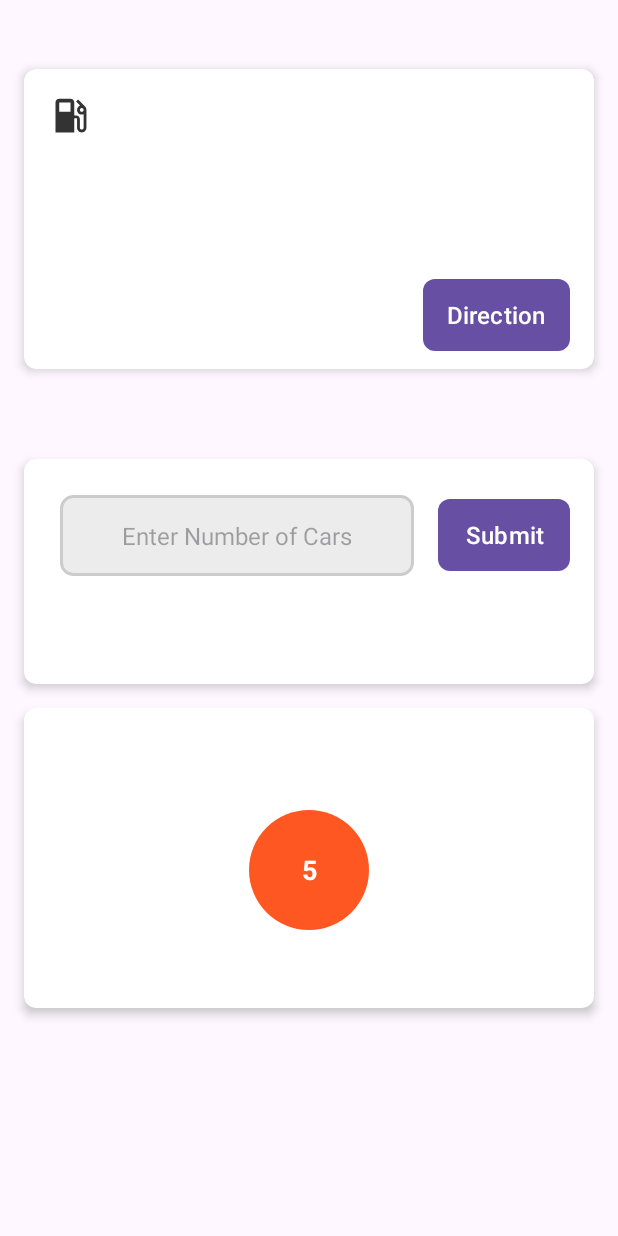
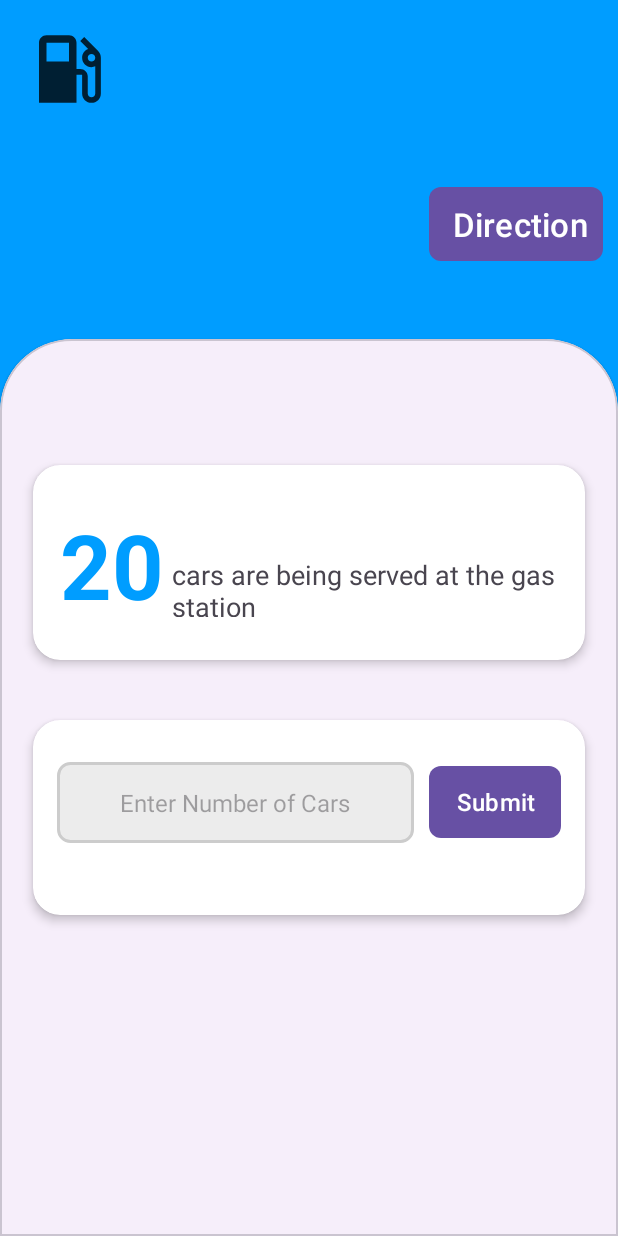
Before and after one commit to yeabb/GST, an Android app: the GasStationDetailsExpand screen opened directly, with no data from a screen before it, on a phone screen of 412 x 824 dp. Run offline under Robolectric (Android 15) with nearby library versions, the phone set to English and light mode, and no system bars; our stand-ins replace Firebase (no records; nobody signed in at launch, a user with empty details on screens opened directly); 1 statement that could not run was skipped.

Commit message:
Patched up some frontend stuff

```diff
--- a/app/src/main/java/com/example/gst/Login.kt
+++ b/app/src/main/java/com/example/gst/Login.kt
@@ -65,7 +65,7 @@ class Login : Fragment() {
 
                     }
             }else{
-                Toast.makeText(requireContext(), "Email and password cannot be empty", Toast.LENGTH_SHORT).show()
+                Toast.makeText(requireContext(), "Email and password can not be empty", Toast.LENGTH_SHORT).show()
             }
         }
 
--- a/app/src/main/java/com/example/gst/MainActivity.kt
+++ b/app/src/main/java/com/example/gst/MainActivity.kt
@@ -21,7 +21,7 @@ class MainActivity : AppCompatActivity() {
         FirebaseApp.initializeApp(this)
 
         val firebaseAuth = FirebaseAuth.getInstance()
-        firebaseAuth.signOut()
+//        firebaseAuth.signOut()
         val currentUser = firebaseAuth.currentUser
         Log.d("MainActivity", "Current User: $currentUser")
 
--- a/app/src/main/res/layout/activity_gas_station_details_expand.xml
+++ b/app/src/main/res/layout/activity_gas_station_details_expand.xml
@@ -4,44 +4,36 @@
     xmlns:tools="http://schemas.android.com/tools"
     android:layout_width="match_parent"
     android:layout_height="match_parent"
-    android:layout_marginTop="30dp"
+    android:background="@color/app_theme"
     tools:context=".GasStationDetailsExpand">
 
-    <!-- Gas Station Title and ImageView -->
-    <androidx.cardview.widget.CardView
-        android:id="@+id/cardViewTitle"
-        android:layout_width="0dp"
-        android:layout_height="200dp"
-        app:layout_constraintTop_toTopOf="parent"
-        app:layout_constraintStart_toStartOf="parent"
-        app:layout_constraintEnd_toEndOf="parent"
-        app:cardElevation="4dp"
-        app:cardCornerRadius="8dp"
-        android:layout_margin="16dp">
-
     <LinearLayout
+        android:id="@+id/linearLayout"
         android:layout_width="match_parent"
         android:layout_height="wrap_content"
         android:orientation="horizontal"
-            android:padding="16dp">
+        android:padding="16dp"
+        app:layout_constraintTop_toTopOf="parent">
 
         <!-- ImageView on the left -->
         <ImageView
             android:id="@+id/ivGasStationIcon"
-                android:layout_width="30dp"
-                android:layout_height="30dp"
-                android:src="@drawable/ic_gas"
-                android:contentDescription="Gas Station Icon"/>
+            android:layout_width="60dp"
+            android:layout_height="60dp"
+            android:contentDescription="Gas Station Icon"
+            android:src="@drawable/ic_gas" />
 
         <!-- Gas Station Name TextView -->
         <TextView
             android:id="@+id/tvStationTitle"
             android:layout_width="wrap_content"
             android:layout_height="wrap_content"
+            android:layout_marginStart="8dp"
+            android:layout_marginTop="3dp"
             android:text="Gas Station Name"
-                android:textSize="18sp"
-                android:textStyle="bold"
-                android:layout_marginStart="8dp"/>
+            android:textSize="30sp"
+            android:textColor="#FF000000"
+            android:textStyle="bold" />
 
 
     </LinearLayout>
@@ -50,61 +42,128 @@
         android:id="@+id/btToGoogleMap"
         android:layout_width="wrap_content"
         android:layout_height="wrap_content"
-            android:layout_marginBottom="12dp"
+        android:layout_gravity="end|bottom"
+        android:layout_marginEnd="10dp"
         android:background="@drawable/button_background"
         android:paddingStart="16dp"
-            android:paddingEnd="16dp"
+        android:paddingEnd="10dp"
         android:text="Direction"
         android:textColor="#FFFFFF"
-            android:textSize="16sp"
-            app:layout_constraintTop_toBottomOf="@+id/tvStationAddress"
+        android:textSize="22sp"
+        app:layout_constraintBottom_toTopOf="@+id/guideline"
         app:layout_constraintEnd_toEndOf="parent"
-            android:layout_marginTop="16dp"
-            android:layout_marginEnd="16dp"
-            android:layout_gravity="end|bottom"/>
+        app:layout_constraintTop_toBottomOf="@+id/linearLayout" />
 
+
+    <androidx.constraintlayout.widget.Guideline
+        android:id="@+id/guideline"
+        style="@style/custom_card_view_style"
+        android:layout_width="wrap_content"
+        android:layout_height="wrap_content"
+        android:orientation="horizontal"
+        app:layout_constraintGuide_percent="0.25" />
+
+    <com.google.android.material.card.MaterialCardView
+        android:id="@+id/materialCardView"
+        android:layout_width="match_parent"
+        android:layout_height="0dp"
+        android:layout_marginTop="20dp"
+        style="@style/custom_card_view_style"
+        app:layout_constraintBottom_toBottomOf="parent"
+        app:layout_constraintEnd_toEndOf="parent"
+        app:layout_constraintStart_toStartOf="parent"
+        app:layout_constraintTop_toTopOf="@+id/guideline">
+
+        <androidx.constraintlayout.widget.ConstraintLayout
+            android:id="@+id/insideConstraint"
+            android:layout_width="match_parent"
+            android:layout_height="513dp"
+            android:layout_marginStart="0dp"
+            android:layout_marginTop="20dp"
+            android:layout_marginEnd="0dp">
+
+            <androidx.cardview.widget.CardView
+                android:id="@+id/cvFirstInsideCardView"
+                android:layout_width="match_parent"
+                android:layout_height="130dp"
+                android:layout_marginStart="8dp"
+                android:layout_marginTop="50dp"
+                android:layout_marginEnd="8dp"
+                app:cardCornerRadius="18dp"
+                app:cardElevation="4dp"
+                app:layout_constraintEnd_toEndOf="@id/insideConstraint"
+                app:layout_constraintStart_toStartOf="@id/insideConstraint"
+                app:layout_constraintTop_toTopOf="@id/insideConstraint">
+
+                <LinearLayout
+                    android:id="@+id/linearLayout2"
+                    android:layout_width="match_parent"
+                    android:layout_height="wrap_content"
+                    android:orientation="horizontal"
+                    android:padding="16dp">
+
+
+                    <TextView
+                        android:id="@+id/tvCustomerCarsServed"
+                        android:layout_width="wrap_content"
+                        android:layout_height="75dp"
+                        android:layout_marginStart="2dp"
+                        android:layout_marginTop="10dp"
+                        android:gravity="center"
+                        android:text="20"
+                        android:textColor="#009dff"
+                        android:textSize="60sp"
+                        android:textStyle="bold" />
+                    <!--                        android:background="@drawable/circular_background"/>-->
+
+                    <TextView
+                        android:layout_width="wrap_content"
+                        android:layout_height="75dp"
+                        android:layout_marginStart="5dp"
+                        android:text="cars are being served at the gas station"
+                        android:textSize="18sp" />
+
+
+                </LinearLayout>
 
 
             </androidx.cardview.widget.CardView>
 
 
+            <androidx.cardview.widget.CardView
+                android:id="@+id/cvSecondInsideCardView"
+                android:layout_width="match_parent"
+                android:layout_height="130dp"
+                android:layout_marginStart="8dp"
+                android:layout_marginTop="40dp"
+                android:layout_marginEnd="8dp"
+                app:cardCornerRadius="18dp"
+                app:cardElevation="4dp"
+                app:layout_constraintEnd_toEndOf="@id/insideConstraint"
+                app:layout_constraintStart_toStartOf="@id/insideConstraint"
+                app:layout_constraintTop_toBottomOf="@+id/cvFirstInsideCardView">
 
-    <!-- User Input Section -->
-    <androidx.cardview.widget.CardView
-        android:id="@+id/cardViewUserInput"
-        android:layout_width="0dp"
-        android:layout_height="150dp"
-        app:layout_constraintTop_toBottomOf="@+id/cardViewTitle"
-        app:layout_constraintStart_toStartOf="parent"
-        app:layout_constraintEnd_toEndOf="parent"
-        app:cardElevation="4dp"
-        app:cardCornerRadius="8dp"
-        android:layout_marginTop="60dp"
-        android:layout_marginBottom="16dp"
-        android:layout_marginStart="16dp"
-        android:layout_marginEnd="16dp">
 
                 <LinearLayout
                     android:layout_width="match_parent"
-            android:layout_height="wrap_content"
+                    android:layout_height="110dp"
                     android:orientation="horizontal"
                     android:padding="16dp">
 
                     <EditText
                         android:id="@+id/etNumberOfCars"
                         android:layout_width="0dp"
+                        android:layout_height="wrap_content"
+                        android:layout_gravity="center"
                         android:layout_weight="1"
-                android:layout_height="wrap_content"
+                        android:background="@drawable/edittext_background"
+                        android:drawablePadding="8dp"
+                        android:gravity="center"
                         android:hint="Enter Number of Cars"
+                        android:inputType="number"
                         android:padding="16dp"
-                android:inputType="number"
-                android:background="@drawable/edittext_background"
                         android:textColor="#333333"
-                android:textSize="16sp"
-                android:layout_margin="8dp"
-                android:layout_gravity="center"
-                android:gravity="center"
-                android:drawablePadding="8dp" />
+                        android:textSize="16sp" />
 
                     <!-- Submit Button -->
                     <Button
@@ -112,7 +171,7 @@
                         android:layout_width="wrap_content"
                         android:layout_height="wrap_content"
                         android:layout_gravity="end|center_vertical"
-                android:layout_marginStart="8dp"
+                        android:layout_marginStart="10dp"
                         android:background="@drawable/button_background"
                         android:paddingStart="16dp"
                         android:paddingEnd="16dp"
@@ -121,34 +180,12 @@
                         android:textSize="16sp" />
 
                 </LinearLayout>
+
             </androidx.cardview.widget.CardView>
 
 
-    <androidx.cardview.widget.CardView
-        android:id="@+id/cardViewCarQueue"
-        android:layout_width="0dp"
-        android:layout_height="200dp"
-        app:layout_constraintTop_toBottomOf="@+id/cardViewUserInput"
-        app:layout_constraintStart_toStartOf="parent"
-        app:layout_constraintEnd_toEndOf="parent"
-        app:cardElevation="4dp"
-        app:cardCornerRadius="8dp"
-        android:layout_margin="16dp" >
+        </androidx.constraintlayout.widget.ConstraintLayout>
 
-
-        <TextView
-            android:id="@+id/tvCustomerCarsServed"
-            android:layout_width="80dp"
-            android:layout_height="80dp"
-            android:layout_marginTop="8dp"
-            android:gravity="center"
-            android:text="5"
-            android:textSize="18sp"
-            android:textColor="#FFFFFF"
-            android:textStyle="bold"
-            android:background="@drawable/circular_background"
-            android:layout_gravity="center"/>
-
-    </androidx.cardview.widget.CardView>
+    </com.google.android.material.card.MaterialCardView>
 
 </androidx.constraintlayout.widget.ConstraintLayout>
--- a/app/src/main/res/values/colors.xml
+++ b/app/src/main/res/values/colors.xml
@@ -2,4 +2,5 @@
 <resources>
     <color name="black">#FF000000</color>
     <color name="white">#FFFFFFFF</color>
+    <color name="app_theme"> #009dff</color>
 </resources>
```
Lines whose indentation alone changed are shown as unchanged.
